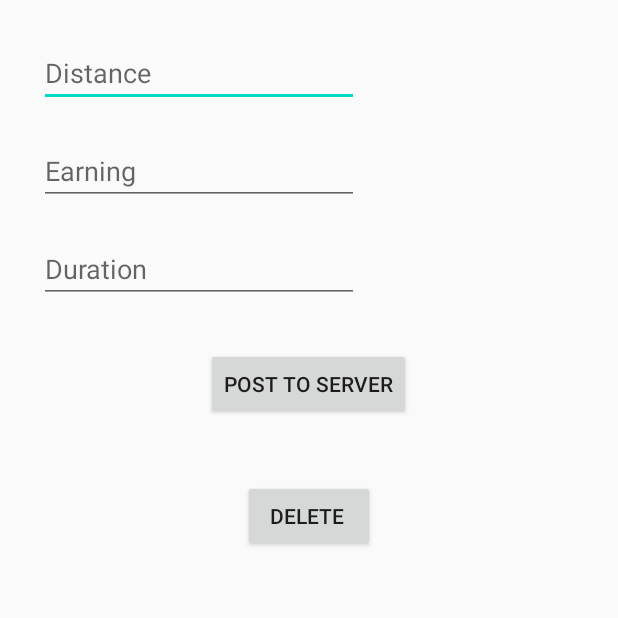
After one commit to navgarg/UI_App, an Android app: the AddRide screen opened directly, with no data from a screen before it, on a phone screen of 412 x 824 dp, the top half of it. The commit adds this screen. Run offline under Robolectric (Android 15) with nearby library versions, the phone set to English and light mode, and no system bars; our stand-ins replace Volley.

Commit message:
Added CRUD basic functionality

```diff
--- /dev/null
+++ b/app/src/main/res/layout/activity_add_ride.xml
@@ -0,0 +1,51 @@
+<?xml version="1.0" encoding="utf-8"?>
+<LinearLayout xmlns:android="http://schemas.android.com/apk/res/android"
+    xmlns:app="http://schemas.android.com/apk/res-auto"
+    xmlns:tools="http://schemas.android.com/tools"
+    android:layout_width="match_parent"
+    android:layout_margin="16dp"
+    android:orientation="vertical"
+    android:layout_height="match_parent"
+    tools:context=".AddRide">
+
+    <EditText
+        android:id="@+id/edit_text_dist"
+        android:layout_width="wrap_content"
+        android:layout_height="wrap_content"
+        android:ems="10"
+        android:inputType="textPersonName"
+        android:hint="Distance"
+        android:layout_margin="10dp" />
+
+    <EditText
+        android:id="@+id/edit_text_earn"
+        android:layout_width="wrap_content"
+        android:layout_height="wrap_content"
+        android:ems="10"
+        android:inputType="textPersonName"
+        android:hint="Earning"
+        android:layout_margin="10dp" />
+
+    <EditText
+        android:id="@+id/edit_text_dur"
+        android:layout_width="wrap_content"
+        android:layout_height="wrap_content"
+        android:ems="10"
+        android:inputType="textPersonName"
+        android:hint="Duration"
+        android:layout_margin="10dp" />
+
+    <Button
+        android:layout_width="wrap_content"
+        android:layout_height="wrap_content"
+        android:layout_margin="20dp"
+        android:text="Post to server"
+        android:layout_gravity="center_horizontal"/>
+
+    <Button
+        android:layout_width="wrap_content"
+        android:layout_height="wrap_content"
+        android:layout_margin="20dp"
+        android:text="Delete "
+        android:layout_gravity="center_horizontal"/>
+</LinearLayout>
--- a/app/src/main/res/layout/activity_menu.xml
+++ b/app/src/main/res/layout/activity_menu.xml
@@ -108,7 +108,7 @@
                 <TextView
                     android:layout_width="wrap_content"
                     android:layout_height="wrap_content"
-                    android:text="Profile"
+                    android:text="Ride"
                     android:layout_marginTop="35dp"
                     android:layout_marginLeft="30dp"
                     android:textColor="#000"
@@ -117,12 +117,13 @@
                 <TextView
                     android:layout_width="wrap_content"
                     android:layout_height="wrap_content"
-                    android:text="Edit your Profile"
+                    android:text="Add/delete ride"
                     android:layout_marginTop="58dp"
                     android:layout_marginLeft="30dp"
                     android:textSize="12sp" />
 
                 <ImageView
+                    android:id="@+id/add_ride_field"
                     android:layout_width="wrap_content"
                     android:layout_height="wrap_content"
                     android:elevation="40px"
```
Also changed, not shown: app/src/main/AndroidManifest.xml (+13 -9 lines), app/src/main/java/com/example/uiapp/AddRide.java (added, +158 -0 lines), app/src/main/java/com/example/uiapp/MenuActivity.java (+111 -21 lines), app/src/main/java/com/example/uiapp/Ride.java (+7 -7 lines).
